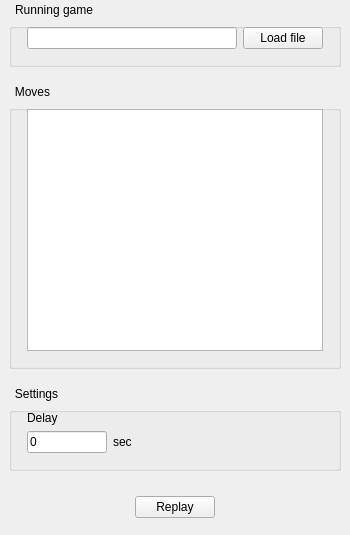
Before: the Qt Designer form src/py_chess/gui/ui/replay_manager.ui in TutorExilius/pyChess, drawn with Qt 5.
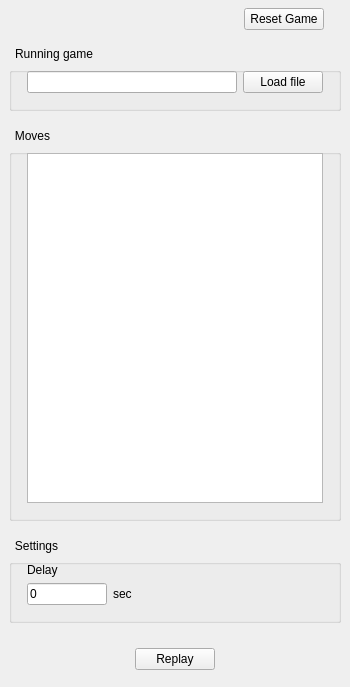
After: the same form once the commit is applied.

Commit message: feat: implement reset game function in replay manager

Diff of the .ui file:
```diff
--- a/src/py_chess/gui/ui/replay_manager.ui
+++ b/src/py_chess/gui/ui/replay_manager.ui
@@ -7,7 +7,7 @@
     <x>0</x>
     <y>0</y>
     <width>350</width>
-    <height>535</height>
+    <height>687</height>
    </rect>
   </property>
   <property name="minimumSize">
@@ -41,7 +41,7 @@
 padding: 0px 5px 0px 5px;
 }</string>
    </property>
-   <layout class="QVBoxLayout" name="verticalLayout_2" stretch="0,2,0,0,0,0,0">
+   <layout class="QVBoxLayout" name="verticalLayout_2" stretch="0,0,0,2,0,0,0,0,0">
     <property name="leftMargin">
      <number>0</number>
     </property>
@@ -51,6 +51,68 @@
     <property name="rightMargin">
      <number>0</number>
     </property>
+    <item>
+     <spacer name="verticalSpacer_6">
+      <property name="orientation">
+       <enum>Qt::Vertical</enum>
+      </property>
+      <property name="sizeType">
+       <enum>QSizePolicy::Fixed</enum>
+      </property>
+      <property name="sizeHint" stdset="0">
+       <size>
+        <width>0</width>
+        <height>8</height>
+       </size>
+      </property>
+     </spacer>
+    </item>
+    <item>
+     <layout class="QHBoxLayout" name="horizontalLayout_10">
+      <property name="bottomMargin">
+       <number>8</number>
+      </property>
+      <item>
+       <spacer name="horizontalSpacer_4">
+        <property name="orientation">
+         <enum>Qt::Horizontal</enum>
+        </property>
+        <property name="sizeType">
+         <enum>QSizePolicy::MinimumExpanding</enum>
+        </property>
+        <property name="sizeHint" stdset="0">
+         <size>
+          <width>0</width>
+          <height>0</height>
+         </size>
+        </property>
+       </spacer>
+      </item>
+      <item>
+       <widget class="QPushButton" name="pushButton_reset_game">
+        <property name="text">
+         <string>Reset Game</string>
+        </property>
+       </widget>
+      </item>
+      <item>
+       <spacer name="horizontalSpacer_5">
+        <property name="orientation">
+         <enum>Qt::Horizontal</enum>
+        </property>
+        <property name="sizeType">
+         <enum>QSizePolicy::Fixed</enum>
+        </property>
+        <property name="sizeHint" stdset="0">
+         <size>
+          <width>26</width>
+          <height>0</height>
+         </size>
+        </property>
+       </spacer>
+      </item>
+     </layout>
+    </item>
     <item>
      <widget class="QGroupBox" name="groupBox_load_file">
       <property name="title">
```
The commit also changes 1 other file.
